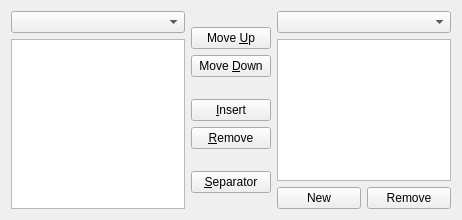
Old version of the form src/toolbar_editor.ui in the repository mbasaglia/Qt-Toolbar-Editor.
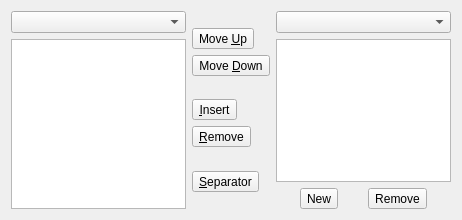
New version of the form. Icons and pictures are not drawn.

Commit message: Tool buttons

The edit to the form file:
```diff
--- a/src/toolbar_editor.ui
+++ b/src/toolbar_editor.ui
@@ -50,7 +50,7 @@
    <item row="2" column="2">
     <layout class="QHBoxLayout" name="horizontalLayout">
      <item>
-      <widget class="QPushButton" name="button_add_toolbar">
+      <widget class="QToolButton" name="button_add_toolbar">
        <property name="toolTip">
         <string>Add new Toolbar</string>
        </property>
@@ -65,7 +65,7 @@
       </widget>
      </item>
      <item>
-      <widget class="QPushButton" name="button_remove_toolbar">
+      <widget class="QToolButton" name="button_remove_toolbar">
        <property name="toolTip">
         <string>Delete selected toolbar</string>
        </property>
@@ -104,7 +104,10 @@
       </spacer>
      </item>
      <item>
-      <widget class="QPushButton" name="button_up">
+      <widget class="QToolButton" name="button_up">
+       <property name="toolTip">
+        <string>Move Up</string>
+       </property>
        <property name="whatsThis">
         <string>Moves the selected toolbar item up</string>
        </property>
@@ -119,7 +122,10 @@
       </widget>
      </item>
      <item>
-      <widget class="QPushButton" name="button_down">
+      <widget class="QToolButton" name="button_down">
+       <property name="toolTip">
+        <string>Move Down</string>
+       </property>
        <property name="whatsThis">
         <string>moves the selected toolbar item down</string>
        </property>
@@ -147,7 +153,10 @@
       </spacer>
      </item>
      <item>
-      <widget class="QPushButton" name="button_insert">
+      <widget class="QToolButton" name="button_insert">
+       <property name="toolTip">
+        <string>Insert</string>
+       </property>
        <property name="whatsThis">
         <string>Adds the selected menu action to the toolbar</string>
        </property>
@@ -162,7 +171,10 @@
       </widget>
      </item>
      <item>
-      <widget class="QPushButton" name="button_remove">
+      <widget class="QToolButton" name="button_remove">
+       <property name="toolTip">
+        <string>Remove</string>
+       </property>
        <property name="whatsThis">
         <string>Removes the selected item from the active toolbar</string>
        </property>
@@ -190,7 +202,7 @@
       </spacer>
      </item>
      <item>
-      <widget class="QPushButton" name="button_insert_separator">
+      <widget class="QToolButton" name="button_insert_separator">
        <property name="whatsThis">
         <string>Adds a separator after the selected toolbar item</string>
        </property>
```
Left out of the diff: 2 changed lines with no effect on the pictures. The commit also changes 3 other files.
